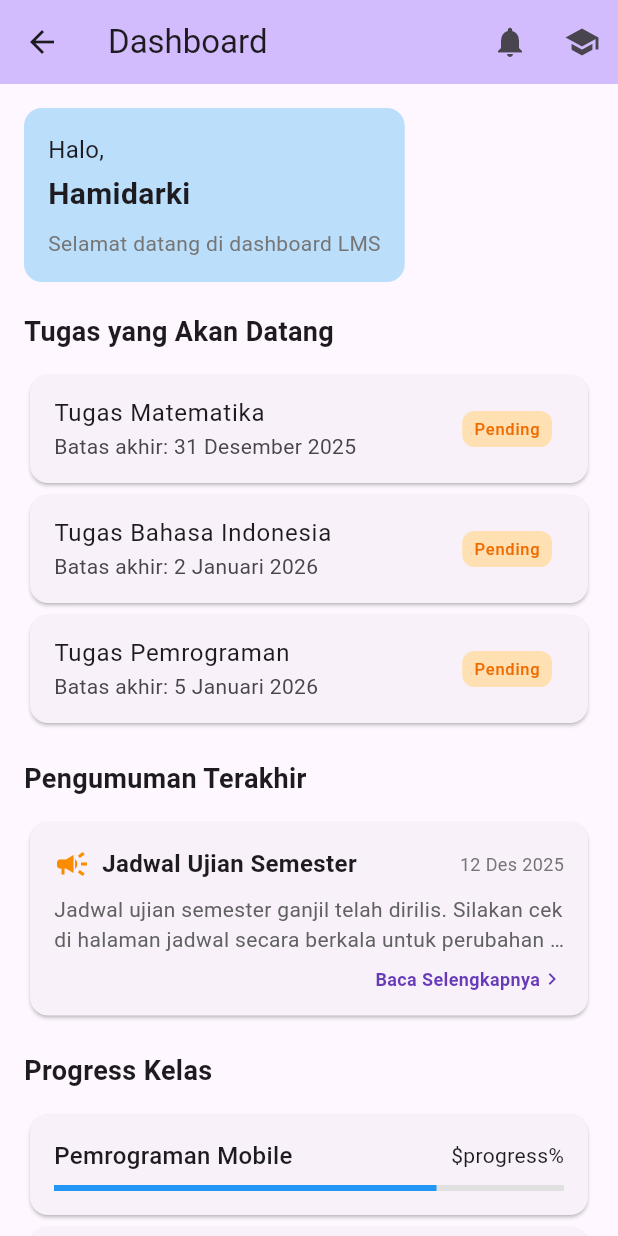
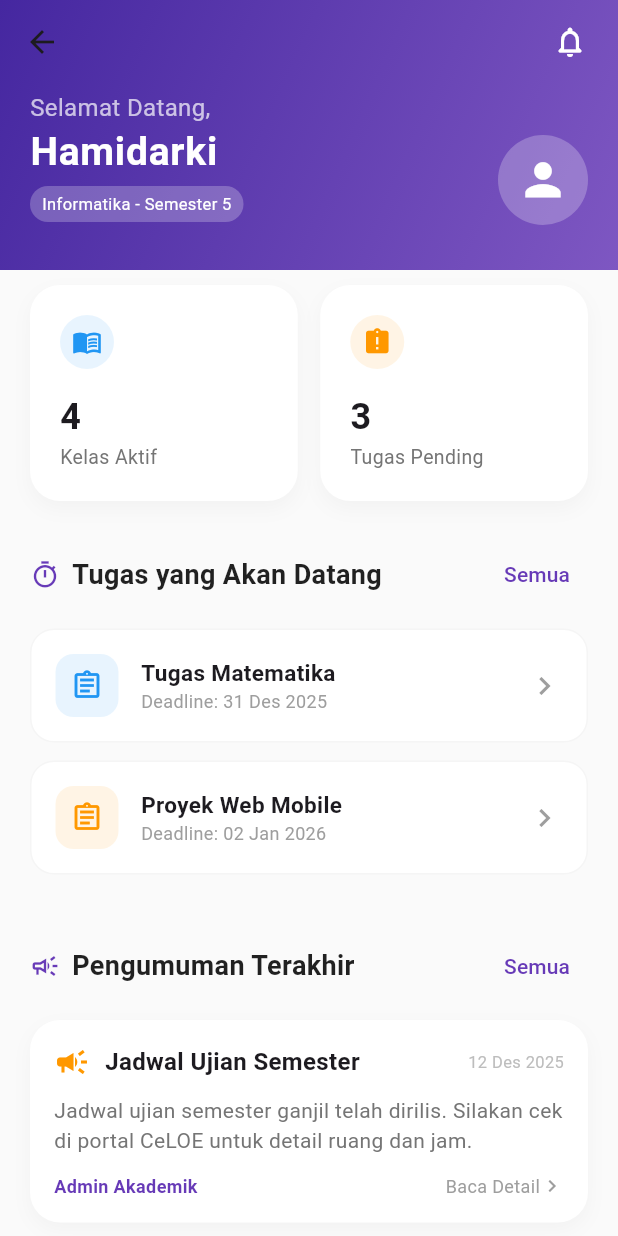
Before and after one commit to hamidarki/lms_uas, a Flutter app: the HomePage screen opened directly, on a phone screen of 412 x 824 dp. Run offline on Flutter 3.47's test engine with Material 3 defaults, Android fonts, the phone set to English and light mode, and no system bars.

Commit message:
memperbaiki desain halaman home

```diff
--- a/lib/pages/home_page.dart
+++ b/lib/pages/home_page.dart
@@ -8,12 +8,73 @@ class HomePage extends StatelessWidget {
   @override
   Widget build(BuildContext context) {
     return Scaffold(
-      appBar: AppBar(
-        title: const Text('Dashboard'),
-        backgroundColor: Theme.of(context).colorScheme.inversePrimary,
+      backgroundColor: Colors.grey[50],
+      body: CustomScrollView(
+        slivers: [
+          // Elegant Header with Curve and Profile
+          SliverAppBar(
+            expandedHeight: 180.0,
+            floating: false,
+            pinned: true,
+            elevation: 0,
+            backgroundColor: Colors.deepPurple,
+            flexibleSpace: FlexibleSpaceBar(
+              background: Container(
+                decoration: BoxDecoration(
+                  gradient: LinearGradient(
+                    begin: Alignment.topLeft,
+                    end: Alignment.bottomRight,
+                    colors: [Colors.deepPurple.shade800, Colors.deepPurple.shade400],
+                  ),
+                ),
+                child: Padding(
+                  padding: const EdgeInsets.only(left: 20, right: 20, top: 60),
+                  child: Row(
+                    mainAxisAlignment: MainAxisAlignment.spaceBetween,
+                    children: [
+                      Column(
+                        crossAxisAlignment: CrossAxisAlignment.start,
+                        children: [
+                          const Text(
+                            'Selamat Datang,',
+                            style: TextStyle(color: Colors.white70, fontSize: 16),
+                          ),
+                          const Text(
+                            'Hamidarki',
+                            style: TextStyle(
+                              color: Colors.white,
+                              fontSize: 26,
+                              fontWeight: FontWeight.bold,
+                              letterSpacing: 0.5,
+                            ),
+                          ),
+                          const SizedBox(height: 4),
+                          Container(
+                            padding: const EdgeInsets.symmetric(horizontal: 8, vertical: 4),
+                            decoration: BoxDecoration(
+                              color: Colors.white24,
+                              borderRadius: BorderRadius.circular(20),
+                            ),
+                            child: const Text(
+                              'Informatika - Semester 5',
+                              style: TextStyle(color: Colors.white, fontSize: 11),
+                            ),
+                          ),
+                        ],
+                      ),
+                      const CircleAvatar(
+                        radius: 30,
+                        backgroundColor: Colors.white24,
+                        child: Icon(Icons.person, size: 35, color: Colors.white),
+                      ),
+                    ],
+                  ),
+                ),
+              ),
+            ),
             actions: [
               IconButton(
-            icon: const Icon(Icons.notifications),
+                icon: const Icon(Icons.notifications_none_rounded, color: Colors.white),
                 onPressed: () {
                   Navigator.push(
                     context,
@@ -21,131 +82,144 @@ class HomePage extends StatelessWidget {
                   );
                 },
               ),
-          IconButton(
-            icon: const Icon(Icons.school),
-            onPressed: () {
-              // Navigasi ke halaman Kelas Saya
-            },
+              const SizedBox(width: 8),
+            ],
+          ),
+
+          SliverToBoxAdapter(
+            child: Padding(
+              padding: const EdgeInsets.symmetric(horizontal: 20, vertical: 10),
+              child: Column(
+                children: [
+                  // Statistics Row
+                  Row(
+                    children: [
+                      _buildStatCard('Kelas Aktif', '4', Icons.menu_book, Colors.blue),
+                      const SizedBox(width: 15),
+                      _buildStatCard('Tugas Pending', '3', Icons.assignment_late, Colors.orange),
+                    ],
+                  ),
+                    const SizedBox(height: 25),
+
+                    // Upcoming Tasks Section
+                    _buildSectionHeader('Tugas yang Akan Datang', Icons.timer_outlined),
+                    const SizedBox(height: 12),
+                    _buildTaskCard('Tugas Matematika', '31 Des 2025', 0.6, Colors.blue),
+                    _buildTaskCard('Proyek Web Mobile', '02 Jan 2026', 0.2, Colors.orange),
+
+                    const SizedBox(height: 25),
+
+                    // Last Announcement Section
+                    _buildSectionHeader('Pengumuman Terakhir', Icons.campaign_outlined),
+                    const SizedBox(height: 12),
+                    _buildAnnouncementCard(
+                      context,
+                      'Jadwal Ujian Semester',
+                      'Jadwal ujian semester ganjil telah dirilis. Silakan cek di portal CeLOE untuk detail ruang dan jam.',
+                      'Admin Akademik',
+                      '12 Des 2025',
+                    ),
+
+                    const SizedBox(height: 25),
+
+                    // Class Progress Section
+                    _buildSectionHeader('Progress Belajar', Icons.auto_graph_rounded),
+                    const SizedBox(height: 12),
+                    _buildProgressCard('Pemrograman Mobile', 0.75, Colors.deepPurple),
+                    _buildProgressCard('Basis Data', 0.90, Colors.green),
+
+                    const SizedBox(height: 40),
+                  ],
+                ),
+            ),
           ),
         ],
       ),
-      body: SingleChildScrollView(
-        child: Padding(
-          padding: const EdgeInsets.all(16.0),
-          child: Column(
-            crossAxisAlignment: CrossAxisAlignment.start,
+    );
+  }
+
+  Widget _buildSectionHeader(String title, IconData icon) {
+    return Row(
       children: [
-              // Sapaan pengguna
-              Container(
-                padding: const EdgeInsets.all(16.0),
+        Icon(icon, size: 20, color: Colors.deepPurple),
+        const SizedBox(width: 8),
+        Text(
+          title,
+          style: const TextStyle(fontSize: 18, fontWeight: FontWeight.bold, color: Colors.black87),
+        ),
+        const Spacer(),
+        TextButton(onPressed: () {}, child: const Text('Semua', style: TextStyle(color: Colors.deepPurple))),
+      ],
+    );
+  }
+
+  Widget _buildStatCard(String label, String value, IconData icon, Color color) {
+    return Expanded(
+      child: Container(
+        padding: const EdgeInsets.all(20),
         decoration: BoxDecoration(
-                  color: Colors.blue[100],
-                  borderRadius: BorderRadius.circular(12),
+          color: Colors.white,
+          borderRadius: BorderRadius.circular(20),
+          boxShadow: [BoxShadow(color: Colors.black.withOpacity(0.03), blurRadius: 10, offset: const Offset(0, 5))],
         ),
         child: Column(
           crossAxisAlignment: CrossAxisAlignment.start,
           children: [
-                    const Text(
-                      'Halo,',
-                      style: TextStyle(
-                        fontSize: 16,
-                        fontWeight: FontWeight.w400,
+            Container(
+              padding: const EdgeInsets.all(8),
+              decoration: BoxDecoration(color: color.withOpacity(0.1), shape: BoxShape.circle),
+              child: Icon(icon, color: color, size: 20),
             ),
-                    ),
-                    const SizedBox(height: 4),
-                    const Text(
-                      'Hamidarki',
-                      style: TextStyle(
-                        fontSize: 20,
-                        fontWeight: FontWeight.bold,
-                      ),
-                    ),
-                    const SizedBox(height: 8),
-                    Text(
-                      'Selamat datang di dashboard LMS',
-                      style: TextStyle(fontSize: 14, color: Colors.grey[600]),
-                    ),
+            const SizedBox(height: 15),
+            Text(value, style: const TextStyle(fontSize: 24, fontWeight: FontWeight.bold)),
+            Text(label, style: TextStyle(color: Colors.grey[600], fontSize: 13)),
           ],
-                ),
-              ),
-              const SizedBox(height: 20),
-
-              // Tugas yang akan datang
-              const Text(
-                'Tugas yang Akan Datang',
-                style: TextStyle(fontSize: 18, fontWeight: FontWeight.bold),
-              ),
-              const SizedBox(height: 12),
-              _buildTaskCard('Tugas Matematika', '31 Desember 2025', 'Pending'),
-              _buildTaskCard(
-                'Tugas Bahasa Indonesia',
-                '2 Januari 2026',
-                'Pending',
-              ),
-              _buildTaskCard('Tugas Pemrograman', '5 Januari 2026', 'Pending'),
-
-              const SizedBox(height: 20),
-
-              // Pengumuman terakhir
-              const Text(
-                'Pengumuman Terakhir',
-                style: TextStyle(fontSize: 18, fontWeight: FontWeight.bold),
-              ),
-              const SizedBox(height: 12),
-              _buildAnnouncementCard(
-                context,
-                'Jadwal Ujian Semester',
-                'Jadwal ujian semester ganjil telah dirilis. Silakan cek di halaman jadwal secara berkala untuk perubahan mendadak.',
-                'Admin Akademik',
-                '12 Des 2025',
-              ),
-
-              const SizedBox(height: 20),
-
-              // Progress kelas
-              const Text(
-                'Progress Kelas',
-                style: TextStyle(fontSize: 18, fontWeight: FontWeight.bold),
-              ),
-              const SizedBox(height: 12),
-              _buildProgressCard('Pemrograman Mobile', 75),
-              _buildProgressCard('Algoritma dan Struktur Data', 45),
-              _buildProgressCard('Basis Data', 90),
-            ],
-          ),
         ),
       ),
     );
   }
 
-  Widget _buildTaskCard(String title, String dueDate, String status) {
-    return Card(
-      child: ListTile(
-        title: Text(title),
-        subtitle: Text('Batas akhir: $dueDate'),
-        trailing: Container(
-          padding: const EdgeInsets.symmetric(horizontal: 8, vertical: 4),
+  Widget _buildTaskCard(String title, String date, double progress, Color color) {
+    return Container(
+      margin: const EdgeInsets.only(bottom: 12),
+      padding: const EdgeInsets.all(16),
       decoration: BoxDecoration(
-            color: status == 'Pending' ? Colors.orange[100] : Colors.green[100],
-            borderRadius: BorderRadius.circular(8),
+        color: Colors.white,
+        borderRadius: BorderRadius.circular(16),
+        border: Border.all(color: Colors.grey.shade100),
       ),
-          child: Text(
-            status,
-            style: TextStyle(
-              color: status == 'Pending'
-                  ? Colors.orange[800]
-                  : Colors.green[800],
-              fontWeight: FontWeight.w500,
+      child: Row(
+        children: [
+          Container(
+            padding: const EdgeInsets.all(10),
+            decoration: BoxDecoration(color: color.withOpacity(0.1), borderRadius: BorderRadius.circular(12)),
+            child: Icon(Icons.assignment_outlined, color: color, size: 22),
+          ),
+          const SizedBox(width: 15),
+          Expanded(
+            child: Column(
+              crossAxisAlignment: CrossAxisAlignment.start,
+              children: [
+                Text(title, style: const TextStyle(fontWeight: FontWeight.bold, fontSize: 15)),
+                Text('Deadline: $date', style: TextStyle(color: Colors.grey[500], fontSize: 12)),
+              ],
             ),
           ),
-        ),
+          const Icon(Icons.chevron_right, color: Colors.grey),
+        ],
       ),
     );
   }
 
   Widget _buildAnnouncementCard(BuildContext context, String title, String content, String admin, String date) {
-    return Card(
-      clipBehavior: Clip.antiAlias, // Ensures InkWell splash is contained
+    return Container(
+      decoration: BoxDecoration(
+        color: Colors.white,
+        borderRadius: BorderRadius.circular(20),
+        boxShadow: [BoxShadow(color: Colors.black.withOpacity(0.03), blurRadius: 10, offset: const Offset(0, 5))],
+      ),
+      child: ClipRRect(
+        borderRadius: BorderRadius.circular(20),
         child: InkWell(
           onTap: () {
             Navigator.push(
@@ -161,88 +235,73 @@ class HomePage extends StatelessWidget {
             );
           },
           child: Padding(
-          padding: const EdgeInsets.all(16.0),
+            padding: const EdgeInsets.all(16),
             child: Column(
               crossAxisAlignment: CrossAxisAlignment.start,
               children: [
                 Row(
                   children: [
-                  Icon(Icons.campaign, color: Colors.orange[600]),
-                  const SizedBox(width: 8),
+                    const Icon(Icons.campaign, color: Colors.orange, size: 24),
+                    const SizedBox(width: 10),
                     Expanded(
-                    child: Text(
-                      title,
-                      style: const TextStyle(
-                        fontSize: 16,
-                        fontWeight: FontWeight.bold,
+                      child: Text(title, style: const TextStyle(fontWeight: FontWeight.bold, fontSize: 16)),
                     ),
-                    ),
-                  ),
-                  Text(
-                    date,
-                    style: TextStyle(fontSize: 12, color: Colors.grey[600]),
-                  ),
+                    Text(date, style: TextStyle(color: Colors.grey[400], fontSize: 11)),
                   ],
                 ),
-              const SizedBox(height: 8),
+                const SizedBox(height: 10),
                 Text(
                   content,
                   maxLines: 2,
                   overflow: TextOverflow.ellipsis,
-                style: TextStyle(fontSize: 14, color: Colors.grey[700]),
+                  style: TextStyle(color: Colors.grey[600], fontSize: 14, height: 1.4),
                 ),
-              const SizedBox(height: 8),
-              const Row(
-                mainAxisAlignment: MainAxisAlignment.end,
+                const SizedBox(height: 12),
+                Row(
                   children: [
-                  Text(
-                    'Baca Selengkapnya',
-                    style: TextStyle(
-                      color: Colors.deepPurple,
-                      fontSize: 12,
-                      fontWeight: FontWeight.bold,
-                    ),
-                  ),
-                  Icon(Icons.chevron_right, size: 16, color: Colors.deepPurple),
+                    Text(admin, style: const TextStyle(color: Colors.deepPurple, fontWeight: FontWeight.bold, fontSize: 12)),
+                    const Spacer(),
+                    const Text('Baca Detail', style: TextStyle(color: Colors.grey, fontSize: 12)),
+                    const Icon(Icons.keyboard_arrow_right, size: 16, color: Colors.grey),
+                  ],
+                )
               ],
             ),
-            ],
           ),
         ),
       ),
     );
   }
 
-  Widget _buildProgressCard(String courseName, int progress) {
-    return Card(
-      child: Padding(
-        padding: const EdgeInsets.all(16.0),
+  Widget _buildProgressCard(String title, double progress, Color color) {
+    return Container(
+      margin: const EdgeInsets.only(bottom: 12),
+      padding: const EdgeInsets.all(16),
+      decoration: BoxDecoration(
+        color: Colors.white,
+        borderRadius: BorderRadius.circular(16),
+        boxShadow: [BoxShadow(color: Colors.black.withOpacity(0.02), blurRadius: 10)],
+      ),
       child: Column(
-          crossAxisAlignment: CrossAxisAlignment.start,
         children: [
           Row(
             mainAxisAlignment: MainAxisAlignment.spaceBetween,
             children: [
-                Expanded(
-                  child: Text(
-                    courseName,
-                    style: const TextStyle(
-                      fontSize: 16,
-                      fontWeight: FontWeight.w500,
+              Text(title, style: const TextStyle(fontWeight: FontWeight.bold)),
+              Text('${(progress * 100).toInt()}%', style: TextStyle(color: color, fontWeight: FontWeight.bold)),
+            ],
+          ),
+          const SizedBox(height: 10),
+          ClipRRect(
+            borderRadius: BorderRadius.circular(10),
+            child: LinearProgressIndicator(
+              value: progress,
+              backgroundColor: color.withOpacity(0.1),
+              valueColor: AlwaysStoppedAnimation<Color>(color),
+              minHeight: 8,
             ),
           ),
-                ),
-                Text('\$progress%'),
         ],
-            ),
-            const SizedBox(height: 8),
-            LinearProgressIndicator(
-              value: progress / 100,
-              backgroundColor: Colors.grey[300],
-              valueColor: const AlwaysStoppedAnimation<Color>(Colors.blue),
-            ),
-          ],
-        ),
       ),
     );
   }
```
Lines whose indentation alone changed are shown as unchanged.
